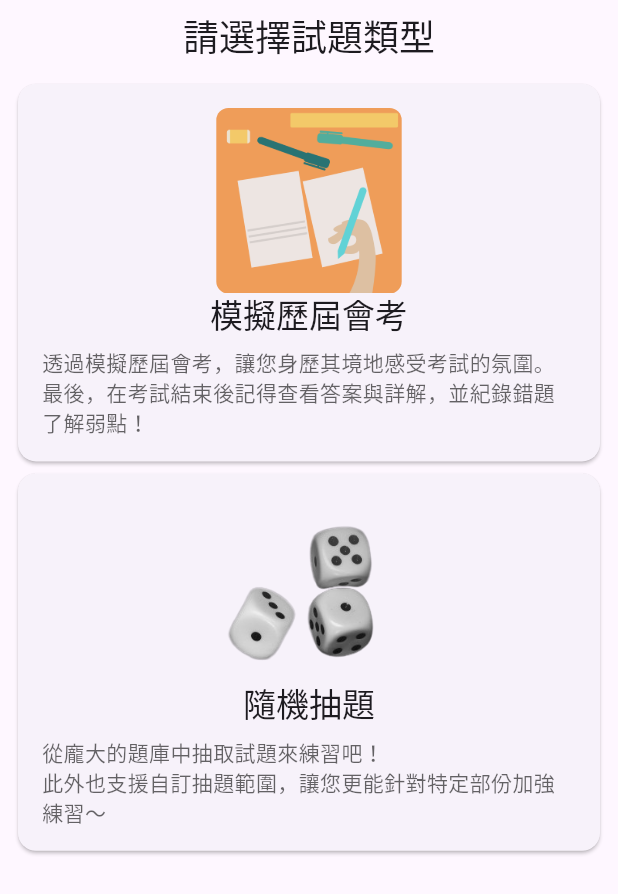
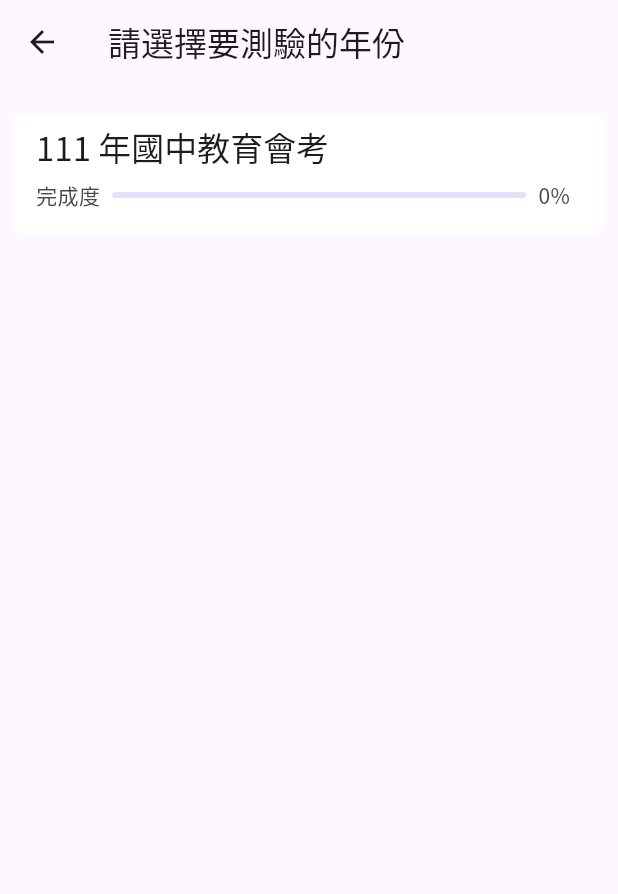
Before and after one commit to SiongSng/cap-countdown, a Flutter app: the ExamPage widget shown alone on an empty page, opened directly, after a tap on "模擬歷屆會考", on a phone screen of 412 x 824 dp. Shown: the top 894 px of the screen. Run offline on Flutter 3.47's test engine with Material 2 defaults, Android fonts, the phone set to English and light mode, and no system bars; our stand-ins replace flutter_spinkit, line_icons; missing offline and left inert: dart:html, latext, zoom_pinch_overlay.

Commit message:
feat(exam): simulation exam (WIP)
Signed-off-by: SiongSng <rrt467778@gmail.com>

```diff
--- a/lib/main.dart
+++ b/lib/main.dart
@@ -1,13 +1,14 @@
+import 'package:flutter/material.dart';
+
 import 'src/config/config_helper.dart';
 import 'src/config/config_instance.dart';
 import 'src/exam/exam_loader.dart';
+import 'src/pages/exam/simulation_exam_form.dart';
 import 'src/pages/main_page.dart';
 import 'src/pages/settings_page.dart';
+import 'src/settings/settings.dart';
+import 'src/settings/settings_instance.dart';
 import 'src/widgets/theme_provider.dart';
-import 'src/settings/settings_instance.dart';
-import 'src/settings/settings.dart';
-
-import 'package:flutter/material.dart';
 
 final ConfigInstance config = ConfigInstance();
 final SettingsInstance settings = SettingsInstance();
@@ -40,6 +41,10 @@ class App extends StatelessWidget {
               return MaterialPageRoute(
                 builder: (context) => const SettingsPage(),
               );
+            case '/exam/simulation':
+              return MaterialPageRoute(
+                builder: (context) => const SimulationExamForm(),
+              );
             default:
               return MaterialPageRoute(
                 builder: (context) => const MainPage(),
--- a/lib/src/exam/exam.dart
+++ b/lib/src/exam/exam.dart
@@ -5,10 +5,12 @@ part 'exam.g.dart';
 
 @JsonSerializable()
 class Exam {
+  final int year;
   final String name;
   final List<ExamSubject> subjects;
 
   Exam({
+    required this.year,
     required this.name,
     required this.subjects,
   });
--- a/lib/src/exam/exam_subject.dart
+++ b/lib/src/exam/exam_subject.dart
@@ -10,11 +10,15 @@ part 'exam_subject.g.dart';
 class ExamSubject {
   final String name;
 
+  // Each exam has a different test time, and you can't continue to answer when the time is up.
+  final Duration duration;
+
   @JsonKey(toJson: _questionsToJson)
   final List<SubjectQuestion> questions;
 
   ExamSubject({
     required this.name,
+    required this.duration,
     required this.questions,
   });
 
@@ -35,6 +39,7 @@ class ExamSubject {
 
     return ExamSubject(
       name: json['name'] as String,
+      duration: Duration(minutes: json['duration'] as int),
       questions: subjectQuestions.cast<SubjectQuestion>(),
     );
   }
--- a/lib/src/pages/exam_page.dart
+++ b/lib/src/pages/exam/exam_page.dart
@@ -52,11 +52,10 @@ class _ExamPageState extends State<ExamPage>
     ]);
   }
 
-  Widget _buildCard({
-    required String title,
-    required String description,
-    required String image,
-  }) {
+  Widget _buildCard(
+      {required String title,
+      required String description,
+      required String image}) {
     return Padding(
       padding: const EdgeInsets.all(16),
       child: Column(
@@ -85,8 +84,11 @@ class _ExamPageState extends State<ExamPage>
     );
   }
 
+  // TODO: implement
   void _handleOptionChange(ExamType option) {
-    // TODO: implement
+    if (option == ExamType.simulation) {
+      Navigator.of(context).pushNamed('/exam/simulation');
+    } else if (option == ExamType.random) {}
   }
 
   @override
--- /dev/null
+++ b/lib/src/pages/exam/simulation_exam_form.dart
@@ -0,0 +1,142 @@
+import 'package:cap_countdown/src/exam/exam.dart';
+import 'package:cap_countdown/src/exam/exam_loader.dart';
+import 'package:cap_countdown/src/exam/exam_subject.dart';
+import 'package:flutter/material.dart';
+
+import 'paper_simulation_exam_page.dart';
+
+class SimulationExamForm extends StatefulWidget {
+  const SimulationExamForm({Key? key}) : super(key: key);
+
+  @override
+  State<SimulationExamForm> createState() => _SimulationExamFormState();
+}
+
+class _SimulationExamFormState extends State<SimulationExamForm> {
+  final _exams = ExamLoader.exams.reversed.toList();
+
+  @override
+  Widget build(BuildContext context) {
+    return Scaffold(
+      appBar: AppBar(
+        title: const Text('請選擇要測驗的年份'),
+      ),
+      body: Padding(
+        padding: const EdgeInsets.all(8.0),
+        child: Column(
+          children: [
+            const SizedBox(height: 12),
+            Expanded(
+              child: ListView.builder(
+                  itemCount: _exams.length,
+                  itemBuilder: (context, index) {
+                    final exam = _exams[index];
+
+                    return Column(
+                      children: [
+                        ListTile(
+                          title: Text(exam.name,
+                              style: Theme.of(context).textTheme.titleLarge),
+                          subtitle: Padding(
+                            padding: const EdgeInsets.symmetric(vertical: 8),
+                            child: Row(
+                              mainAxisSize: MainAxisSize.min,
+                              children: [
+                                const Text('完成度'),
+                                const SizedBox(width: 8),
+                                Expanded(
+                                  child: ClipRRect(
+                                    borderRadius: BorderRadius.circular(8),
+                                    child: LinearProgressIndicator(
+                                      value: 0,
+                                      color: Theme.of(context)
+                                          .colorScheme
+                                          .secondary,
+                                    ),
+                                  ),
+                                ),
+                                const SizedBox(width: 8),
+                                const Text('0%')
+                              ],
+                            ),
+                          ),
+                          shape: RoundedRectangleBorder(
+                            borderRadius: BorderRadius.circular(8),
+                          ),
+                          tileColor: Theme.of(context).colorScheme.onSecondary,
+                          onTap: () {
+                            showDialog(
+                                context: context,
+                                builder: (context) => _SelectSubjectDialog(
+                                    context: context, exam: exam));
+                          },
+                        ),
+                        const SizedBox(height: 12)
+                      ],
+                    );
+                  }),
+            )
+          ],
+        ),
+      ),
+    );
+  }
+}
+
+class _SelectSubjectDialog extends StatefulWidget {
+  final BuildContext context;
+  final Exam exam;
+
+  const _SelectSubjectDialog({
+    required this.context,
+    required this.exam,
+  });
+
+  @override
+  State<_SelectSubjectDialog> createState() => _SelectSubjectDialogState();
+}
+
+class _SelectSubjectDialogState extends State<_SelectSubjectDialog> {
+  ExamSubject? _selectedSubject;
+
+  @override
+  Widget build(BuildContext context) {
+    return AlertDialog(
+      title: const Text('請選擇要測驗的科目'),
+      content: Column(
+          children: widget.exam.subjects
+              .map((e) => RadioListTile(
+                    title: Text(e.name),
+                    value: e,
+                    groupValue: _selectedSubject,
+                    onChanged: (value) {
+                      setState(() {
+                        _selectedSubject = value;
+                      });
+                    },
+                  ))
+              .toList()),
+      actions: [
+        TextButton(
+          onPressed: () => Navigator.of(context).pop(),
+          child: const Text('取消'),
+        ),
+        TextButton(
+          onPressed: () {
+            if (_selectedSubject == null) return;
+
+            Navigator.of(context).pop();
+            Navigator.of(widget.context).push(
+              MaterialPageRoute(
+                builder: (context) => PaperSimulationExamPage(
+                    examName: widget.exam.name, subject: _selectedSubject!),
+              ),
+            );
+          },
+          child: const Text('確定'),
+        ),
+      ],
+      scrollable: true,
+    );
+  }
+}
--- a/lib/src/pages/main_page.dart
+++ b/lib/src/pages/main_page.dart
@@ -1,7 +1,7 @@
 // ignore_for_file: use_build_context_synchronously
 
 import 'package:cap_countdown/src/pages/countdown_page.dart';
-import 'package:cap_countdown/src/pages/exam_page.dart';
+import 'package:cap_countdown/src/pages/exam/exam_page.dart';
 import 'package:cap_countdown/src/pages/home_page.dart';
 import 'package:flutter/material.dart';
 import 'package:line_icons/line_icons.dart';
@@ -57,7 +57,7 @@ class _MainPageState extends State<MainPage> {
                     showAboutDialog(
                         context: context,
                         applicationName: '會考沙漏',
-                        applicationVersion: '1.0.0+1',
+                        applicationVersion: '0.1.0',
                         children: [
                           const Text(
                               '這是個具有試題等豐富功能的會考沙漏計時器\n此外，手機版如果覺得看題目的圖片太小，可以直接用手去縮放，像是 Instagram 一樣。'),
```
Also changed, not shown: lib/src/pages/exam/paper_simulation_exam_page.dart (added, +92 -0 lines), lib/src/pages/exam/simulation_exam_page.dart (added, +269 -0 lines), lib/src/widgets/optional_question_view.dart (+11 -2 lines), lib/src/widgets/subject_question_view.dart (+14 -5 lines), assets/cap_exams.json, assets/images/materials/awards.png (added), lib/src/exam/exam.g.dart, lib/src/exam/exam_subject.g.dart, 3 other files.
